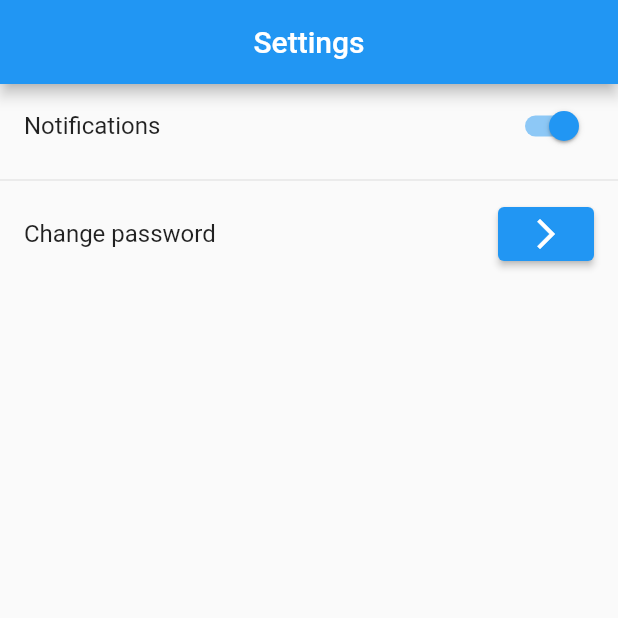
After one commit to Linusvall/FightBuddy, a Flutter app: the SettingsPage screen opened directly, on a phone screen of 412 x 824 dp, the top half of it. The commit adds this screen. Run offline on Flutter 3.47's test engine with Material 2 defaults, Android fonts, the phone set to English and light mode, and no system bars; missing offline and left inert: mysql1.

Commit message:
Början av klass för inställningar

```diff
--- a/FightBuddy/lib/register.dart
+++ b/FightBuddy/lib/register.dart
@@ -1,5 +1,6 @@
 import 'package:flutter/material.dart';
 import 'sqltest.dart';
+
 
 class RegisterPage extends StatefulWidget {
   const RegisterPage({Key? key}) : super(key: key);
--- /dev/null
+++ b/FightBuddy/lib/settings.dart
@@ -0,0 +1,58 @@
+import 'package:flutter/material.dart';
+
+
+void main(){
+  runApp(MyApp());
+}
+
+class MyApp extends StatelessWidget {
+  @override
+  Widget build(BuildContext context) {
+    return MaterialApp(
+      home: SettingsPage(),
+    );
+  }
+}
+
+class SettingsPage extends StatefulWidget{
+ @override
+  _SettingsPageState createState() => _SettingsPageState();
+  }
+
+  class _SettingsPageState extends State<SettingsPage>{
+
+    bool value = true;
+
+
+    @override
+    Widget build(BuildContext context){
+      return Scaffold(
+        appBar: AppBar(
+          title: Text("Settings"),
+          centerTitle: true
+        ),
+        body: ListView(
+          children: <Widget>[
+            ListTile(
+              title: Text("Notifications"),
+              trailing: Switch(
+                value: value,
+                onChanged:(bool newValue){
+                  setState((){
+                    value = newValue;
+                });
+                }
+              ),
+              ),
+              Divider(),
+              ListTile(
+                title: Text("Change password"),
+                trailing: ElevatedButton(onPressed: () => print("Pressed"),
+                child: Icon(Icons.arrow_forward_ios_sharp),
+                ),
+              )
+          ]
+        )
+      );
+    }
+  }
```
Also changed, not shown: FightBuddy/pubspec.yaml (line endings or trailing spaces).
